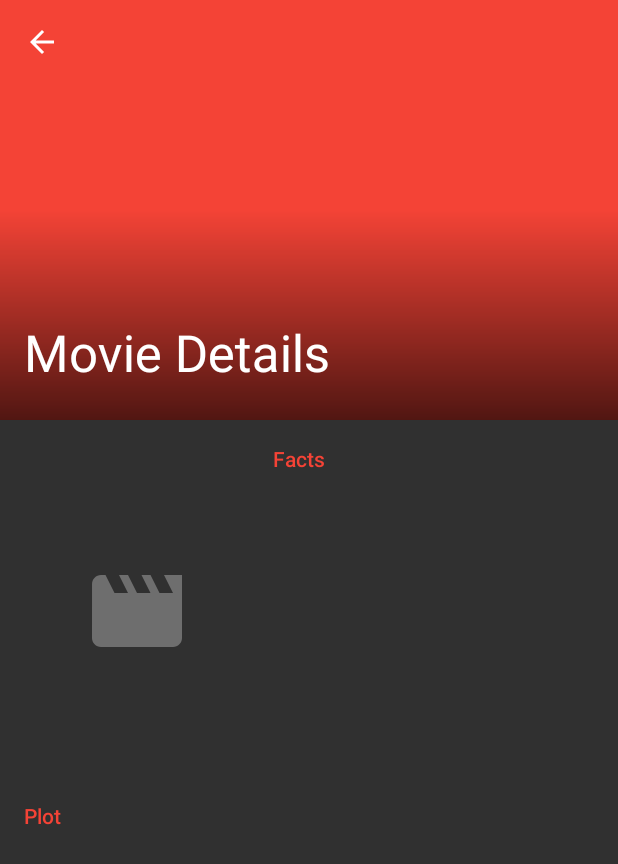
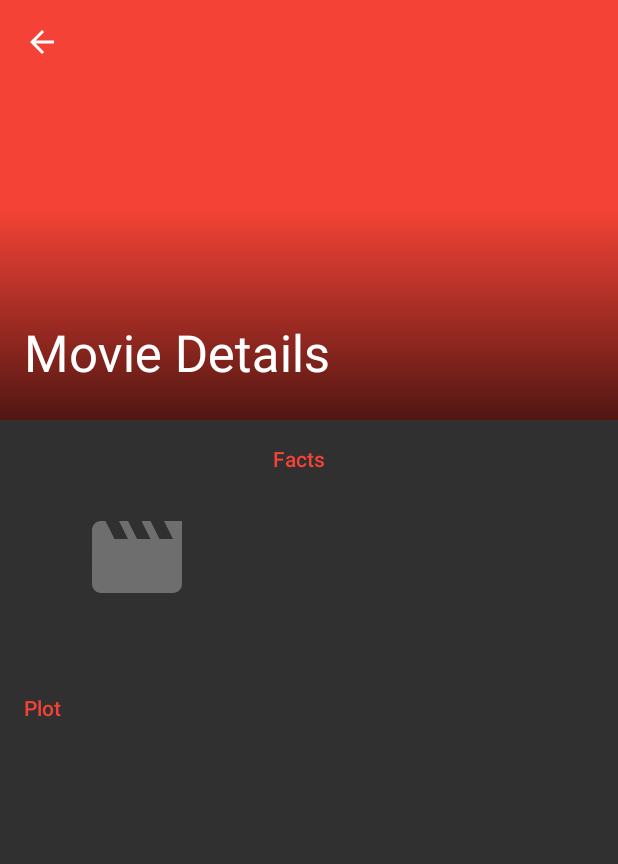
Before and after one commit to fnberta/PopularMovies, an Android app: the MovieDetailsFragment screen opened directly, with no data from a screen before it, on a phone screen of 412 x 824 dp. Shown: the top 864 px of the screen. Run offline under Robolectric (Android 15) with nearby library versions, the phone set to English and light mode, and no system bars; pictures from the network do not load; 6 statements that could not run were skipped.

Commit message:
fix: Preserve correct aspect ratio of poster in details view

```diff
--- a/app/src/main/java/ch/berta/fabio/popularmovies/ui/MovieDetailsFragment.java
+++ b/app/src/main/java/ch/berta/fabio/popularmovies/ui/MovieDetailsFragment.java
@@ -85,7 +85,6 @@ public class MovieDetailsFragment extends Fragment {
             Glide.with(this)
                     .load(imagePath)
                     .asBitmap()
-                    .centerCrop()
                     .into(new BitmapImageViewTarget(mImageViewPoster) {
                         @Override
                         public void onResourceReady(Bitmap resource, GlideAnimation<? super Bitmap> glideAnimation) {
--- a/app/src/main/res/layout/fragment_movie_details.xml
+++ b/app/src/main/res/layout/fragment_movie_details.xml
@@ -15,8 +15,10 @@
 
         <ImageView
             android:id="@+id/iv_details_poster"
-            android:layout_width="150dp"
-            android:layout_height="222dp"
+            android:layout_width="@dimen/detail_poster_width"
+            android:layout_height="wrap_content"
+            android:adjustViewBounds="true"
+            android:scaleType="fitXY"
             android:layout_alignParentStart="true"
             android:layout_alignParentTop="true"
             android:layout_marginStart="@dimen/key_line_1"
--- a/app/src/main/res/values/dimens.xml
+++ b/app/src/main/res/values/dimens.xml
@@ -10,6 +10,7 @@
     <dimen name="grid_padding">4dp</dimen>
     <dimen name="grid_footer_two_line_height">68dp</dimen>
     <dimen name="grid_poster_height">280dp</dimen>
+    <dimen name="detail_poster_width">150dp</dimen>
 
     <!-- Toolbar -->
     <dimen name="toolbar_height_x2">112dp</dimen>
```
